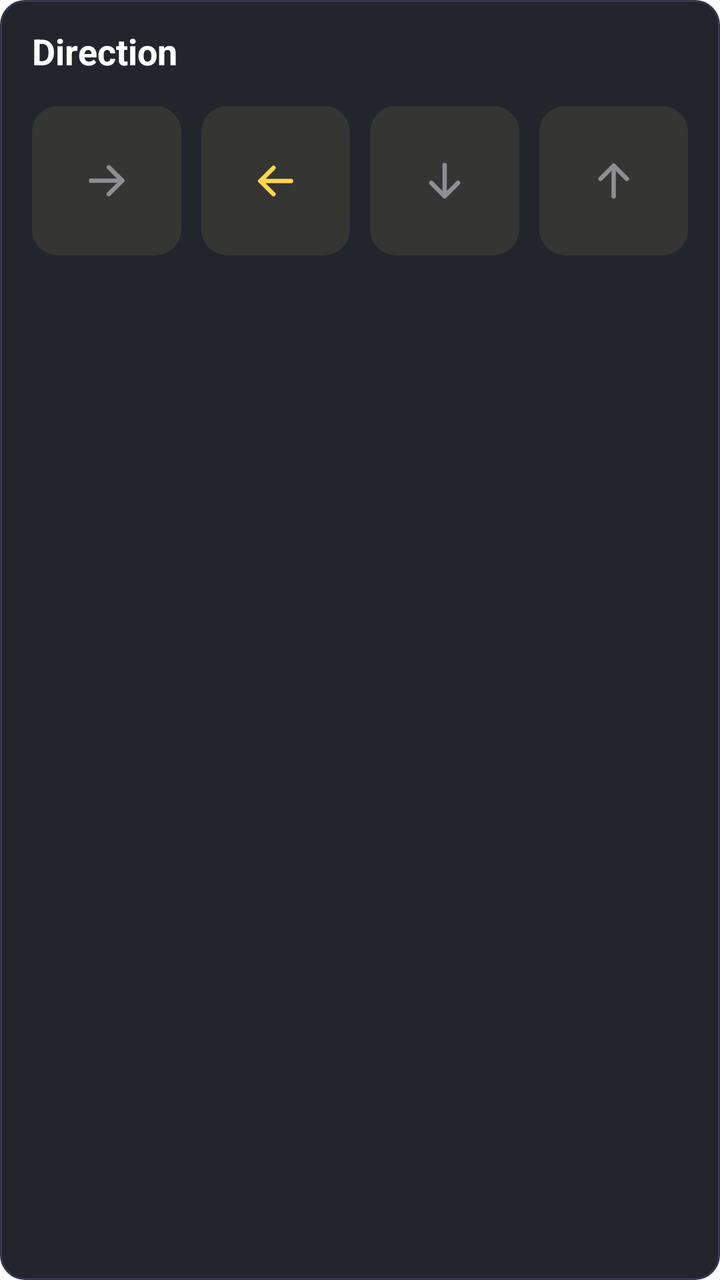
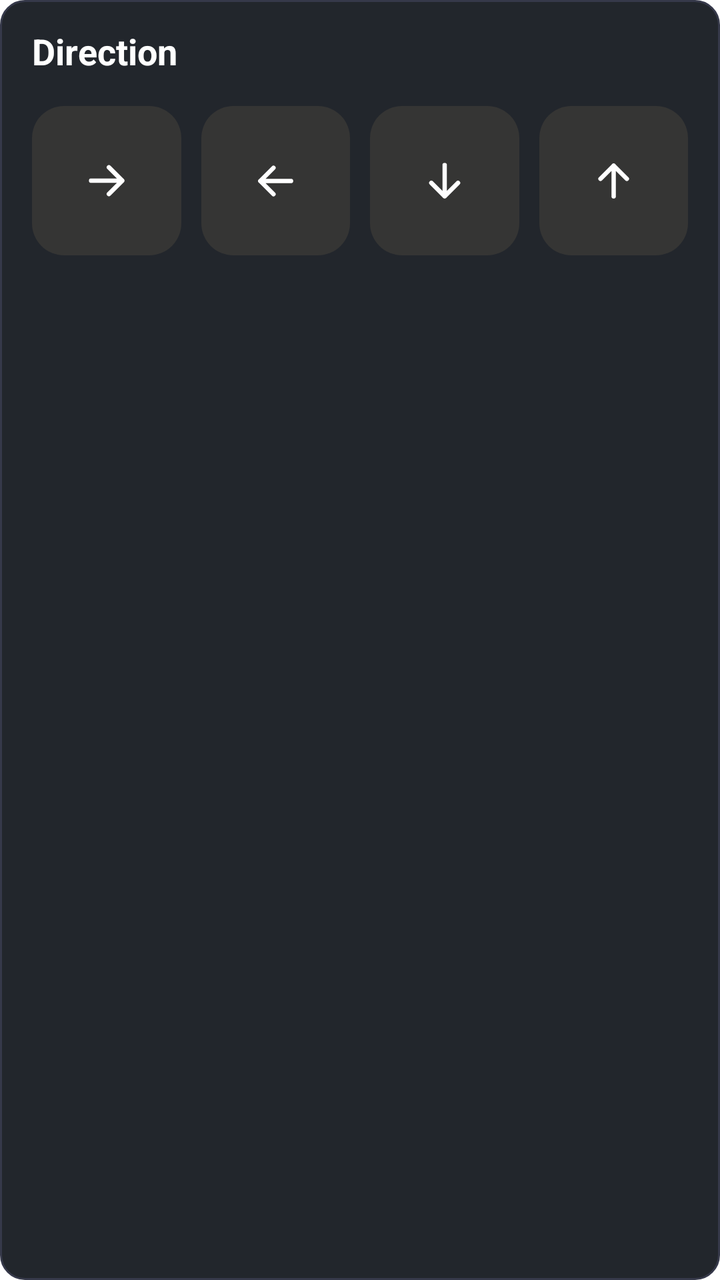

Compare the two renders of this Android layout. The source of the first and the diff that turns it into the second are given below.
<!-- AndroidManifest.xml: application theme Theme.ShortFilm -->
<!-- res/layout/layout_led_card_direction.xml -->
<?xml version="1.0" encoding="utf-8"?>
<LinearLayout xmlns:android="http://schemas.android.com/apk/res/android"
    xmlns:app="http://schemas.android.com/apk/res-auto"
    android:id="@+id/cardDirection"
    style="@style/Widget.App.CardContainer"
    android:layout_width="match_parent"
    android:layout_height="wrap_content"
    android:orientation="vertical">

    <TextView
        style="@style/Widget.App.CardTitle"
        android:layout_width="wrap_content"
        android:layout_height="wrap_content"
        android:text="@string/direction"
        android:textColor="@color/white"
        android:textSize="18sp"
        android:textStyle="bold" />

    <androidx.constraintlayout.widget.ConstraintLayout
        android:layout_width="match_parent"
        android:layout_height="wrap_content"
        android:layout_marginTop="16dp">

        <androidx.appcompat.widget.AppCompatImageView
            android:id="@+id/btnDirectionRight"
            android:layout_width="0dp"
            android:layout_height="0dp"
            android:background="@drawable/bg_led_item_selector"
            android:clickable="true"
            android:focusable="true"
            android:padding="24dp"
            android:src="@drawable/ic_direction_right"
            app:layout_constraintBottom_toBottomOf="parent"
            app:layout_constraintDimensionRatio="1:1"
            app:layout_constraintEnd_toStartOf="@+id/btnDirectionLeft"
            app:layout_constraintHorizontal_chainStyle="spread_inside"
            app:layout_constraintStart_toStartOf="parent"
            app:layout_constraintTop_toTopOf="parent"
            app:layout_constraintWidth_max="80dp"
            app:tint="#8E8E93" />

        <androidx.appcompat.widget.AppCompatImageView
            android:id="@+id/btnDirectionLeft"
            android:layout_width="0dp"
            android:layout_height="0dp"
            android:layout_marginStart="10dp"
            android:background="@drawable/bg_led_item_selector"
            android:clickable="true"
            android:focusable="true"
            android:padding="24dp"
            android:src="@drawable/ic_direction_left"
            app:layout_constraintBottom_toBottomOf="parent"
            app:layout_constraintDimensionRatio="1:1"
            app:layout_constraintEnd_toStartOf="@+id/btnDirectionDown"
            app:layout_constraintStart_toEndOf="@+id/btnDirectionRight"
            app:layout_constraintTop_toTopOf="parent"
            app:layout_constraintWidth_max="80dp"
            app:tint="#FFD54F" />

        <androidx.appcompat.widget.AppCompatImageView
            android:id="@+id/btnDirectionDown"
            android:layout_width="0dp"
            android:layout_height="0dp"
            android:layout_marginStart="10dp"
            android:background="@drawable/bg_led_item_selector"
            android:clickable="true"
            android:focusable="true"
            android:padding="24dp"
            android:src="@drawable/ic_direction_down"
            app:layout_constraintBottom_toBottomOf="parent"
            app:layout_constraintDimensionRatio="1:1"
            app:layout_constraintEnd_toStartOf="@+id/btnDirectionUp"
            app:layout_constraintStart_toEndOf="@+id/btnDirectionLeft"
            app:layout_constraintTop_toTopOf="parent"
            app:layout_constraintWidth_max="80dp"
            app:tint="#8E8E93" />

        <androidx.appcompat.widget.AppCompatImageView
            android:id="@+id/btnDirectionUp"
            android:layout_width="0dp"
            android:layout_height="0dp"
            android:layout_marginStart="10dp"
            android:background="@drawable/bg_led_item_selector"
            android:clickable="true"
            android:focusable="true"
            android:padding="24dp"
            android:src="@drawable/ic_direction_up"
            app:layout_constraintBottom_toBottomOf="parent"
            app:layout_constraintDimensionRatio="1:1"
            app:layout_constraintEnd_toEndOf="parent"
            app:layout_constraintStart_toEndOf="@+id/btnDirectionDown"
            app:layout_constraintTop_toTopOf="parent"
            app:layout_constraintWidth_max="80dp"
            app:tint="#8E8E93" />

    </androidx.constraintlayout.widget.ConstraintLayout>

</LinearLayout>
<!-- resources referenced by this layout -->
<resources>
  <color name="white">#FFFFFF</color>
  <!-- drawable bg_led_item_selector (drawable) -->
  <?xml version="1.0" encoding="utf-8"?>
  <selector xmlns:android="http://schemas.android.com/apk/res/android">
      <item android:state_selected="true">
          <shape>
              <solid android:color="@android:color/transparent" />
              <corners android:radius="12dp" />
              <stroke android:width="2dp" android:color="@color/color_main" />
          </shape>
      </item>
  <item>
      <shape>
          <solid android:color="@color/color_seekbar_track" />
          <corners android:radius="12dp" />
          <stroke android:width="2dp" android:color="@color/color_seekbar_track" />
      </shape>
  </item>
  </selector>
  <!-- drawable ic_direction_down (drawable) -->
  <vector xmlns:android="http://schemas.android.com/apk/res/android"
      android:width="24dp"
      android:height="24dp"
      android:viewportWidth="24"
      android:viewportHeight="24">
    <path
        android:pathData="M12,5V19M12,19L6,13M12,19L18,13"
        android:strokeLineJoin="round"
        android:strokeWidth="2"
        android:fillColor="#00000000"
        android:strokeColor="#FFFFFF"
        android:strokeLineCap="round"/>
  </vector>
  <!-- drawable ic_direction_left (drawable) -->
  <vector xmlns:android="http://schemas.android.com/apk/res/android"
      android:width="24dp"
      android:height="24dp"
      android:viewportWidth="24"
      android:viewportHeight="24">
    <path
        android:pathData="M19,12H5M5,12L11,6M5,12L11,18"
        android:strokeLineJoin="round"
        android:strokeWidth="2"
        android:fillColor="#00000000"
        android:strokeColor="#FFFFFF"
        android:strokeLineCap="round"/>
  </vector>
  <!-- drawable ic_direction_up (drawable) -->
  <vector xmlns:android="http://schemas.android.com/apk/res/android"
      android:width="24dp"
      android:height="24dp"
      android:viewportWidth="24"
      android:viewportHeight="24">
    <path
        android:pathData="M12,19V5M12,5L6,11M12,5L18,11"
        android:strokeLineJoin="round"
        android:strokeWidth="2"
        android:fillColor="#00000000"
        android:strokeColor="#FFFFFF"
        android:strokeLineCap="round"/>
  </vector>
  <string name="direction">Direction</string>
  <style name="Widget.App.CardContainer">
          <item name="android:layout_width">match_parent</item>
          <item name="android:layout_height">wrap_content</item>
          <item name="android:layout_marginTop">16dp</item>
          <item name="android:background">@drawable/bg_rectangle_box</item>
          <item name="android:orientation">vertical</item>
          <item name="android:padding">16dp</item>
      </style>
  <style name="Widget.App.CardTitle">
          <item name="android:layout_width">wrap_content</item>
          <item name="android:layout_height">wrap_content</item>
          <item name="android:textColor">@color/white</item>
          <item name="android:textSize">16sp</item>
          <item name="fontFamily">@font/plus_jakarta_sans_medium</item>
      </style>
  <style name="Theme.ShortFilm" parent="Base.Theme.ShortFilm">
          <item name="fontFamily">@font/plus_jakarta_sans</item>
      </style>
  <color name="color_main">#FFD54F</color>
  <color name="color_seekbar_track">#353534</color>
  <color name="white_20_percent">#33FFFFFF</color>
  <color name="color_box_background">#2C313B</color>
  <color name="color_box_border">#36394A</color>
  <color name="color_box_background_pressed">#22262C</color>
  <color name="black">#0D0D0D</color>
  <style name="Widget.App.TextView" parent="Widget.AppCompat.TextView">
          <item name="android:includeFontPadding">false</item>
      </style>
  <!-- unchanged entries left out for length: 3 -->
</resources>

<!-- the commit's change to res/layout/layout_led_card_direction.xml (unified diff, before → after) -->
@@ -25,7 +25,7 @@
             android:id="@+id/btnDirectionRight"
             android:layout_width="0dp"
             android:layout_height="0dp"
-            android:background="@drawable/bg_led_item_selector"
+            android:background="@drawable/bg_direction_unselected"
             android:clickable="true"
             android:focusable="true"
             android:padding="24dp"
@@ -37,14 +37,14 @@
             app:layout_constraintStart_toStartOf="parent"
             app:layout_constraintTop_toTopOf="parent"
             app:layout_constraintWidth_max="80dp"
-            app:tint="#8E8E93" />
+            app:tint="@color/white" />
 
         <androidx.appcompat.widget.AppCompatImageView
             android:id="@+id/btnDirectionLeft"
             android:layout_width="0dp"
             android:layout_height="0dp"
             android:layout_marginStart="10dp"
-            android:background="@drawable/bg_led_item_selector"
+            android:background="@drawable/bg_direction_unselected"
             android:clickable="true"
             android:focusable="true"
             android:padding="24dp"
@@ -55,14 +55,14 @@
             app:layout_constraintStart_toEndOf="@+id/btnDirectionRight"
             app:layout_constraintTop_toTopOf="parent"
             app:layout_constraintWidth_max="80dp"
-            app:tint="#FFD54F" />
+            app:tint="@color/white" />
 
         <androidx.appcompat.widget.AppCompatImageView
             android:id="@+id/btnDirectionDown"
             android:layout_width="0dp"
             android:layout_height="0dp"
             android:layout_marginStart="10dp"
-            android:background="@drawable/bg_led_item_selector"
+            android:background="@drawable/bg_direction_unselected"
             android:clickable="true"
             android:focusable="true"
             android:padding="24dp"
@@ -73,14 +73,14 @@
             app:layout_constraintStart_toEndOf="@+id/btnDirectionLeft"
             app:layout_constraintTop_toTopOf="parent"
             app:layout_constraintWidth_max="80dp"
-            app:tint="#8E8E93" />
+            app:tint="@color/white" />
 
         <androidx.appcompat.widget.AppCompatImageView
             android:id="@+id/btnDirectionUp"
             android:layout_width="0dp"
             android:layout_height="0dp"
             android:layout_marginStart="10dp"
-            android:background="@drawable/bg_led_item_selector"
+            android:background="@drawable/bg_direction_unselected"
             android:clickable="true"
             android:focusable="true"
             android:padding="24dp"
@@ -91,7 +91,7 @@
             app:layout_constraintStart_toEndOf="@+id/btnDirectionDown"
             app:layout_constraintTop_toTopOf="parent"
             app:layout_constraintWidth_max="80dp"
-            app:tint="#8E8E93" />
+            app:tint="@color/white" />
 
     </androidx.constraintlayout.widget.ConstraintLayout>
 
<!-- resource entries referenced after the edit -->
@@ -1,24 +1,27 @@
 <!-- resources referenced by this layout -->
 <resources>
   <color name="white">#FFFFFF</color>
-  <!-- drawable bg_led_item_selector (drawable) -->
+  <!-- drawable bg_direction_unselected (drawable) -->
   <?xml version="1.0" encoding="utf-8"?>
-  <selector xmlns:android="http://schemas.android.com/apk/res/android">
-      <item android:state_selected="true">
-          <shape>
-              <solid android:color="@android:color/transparent" />
-              <corners android:radius="12dp" />
-              <stroke android:width="2dp" android:color="@color/color_main" />
-          </shape>
+  <ripple xmlns:android="http://schemas.android.com/apk/res/android"
+      android:color="@color/white_20_percent">
+      <item>
+          <selector>
+              <item android:state_pressed="true">
+                  <shape android:shape="rectangle">
+                      <solid android:color="@color/color_seekbar_track" />
+                      <corners android:radius="16dp" />
+                  </shape>
+              </item>
+              <item>
+                  <shape android:shape="rectangle">
+                      <solid android:color="@color/color_seekbar_track" />
+                      <corners android:radius="16dp" />
+                  </shape>
+              </item>
+          </selector>
       </item>
-  <item>
-      <shape>
-          <solid android:color="@color/color_seekbar_track" />
-          <corners android:radius="12dp" />
-          <stroke android:width="2dp" android:color="@color/color_seekbar_track" />
-      </shape>
-  </item>
-  </selector>
+  </ripple>
   <!-- drawable ic_direction_down (drawable) -->
   <vector xmlns:android="http://schemas.android.com/apk/res/android"
       android:width="24dp"
@@ -80,7 +83,6 @@
   <style name="Theme.ShortFilm" parent="Base.Theme.ShortFilm">
           <item name="fontFamily">@font/plus_jakarta_sans</item>
       </style>
-  <color name="color_main">#FFD54F</color>
   <color name="color_seekbar_track">#353534</color>
   <color name="white_20_percent">#33FFFFFF</color>
   <color name="color_box_background">#2C313B</color>
